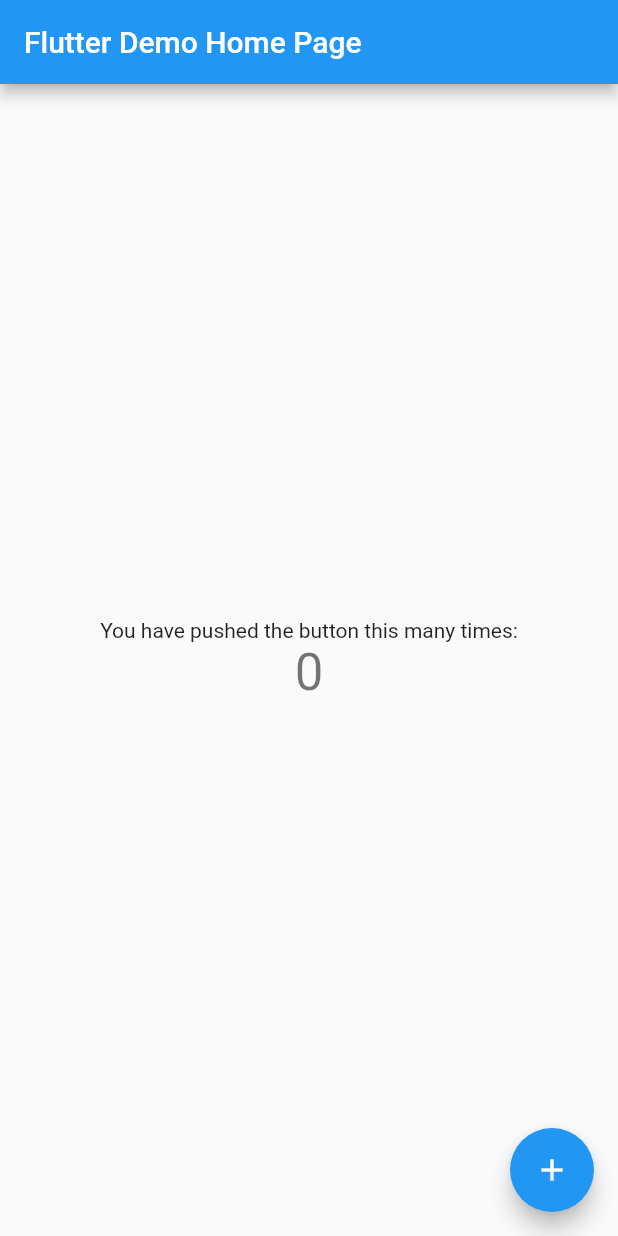
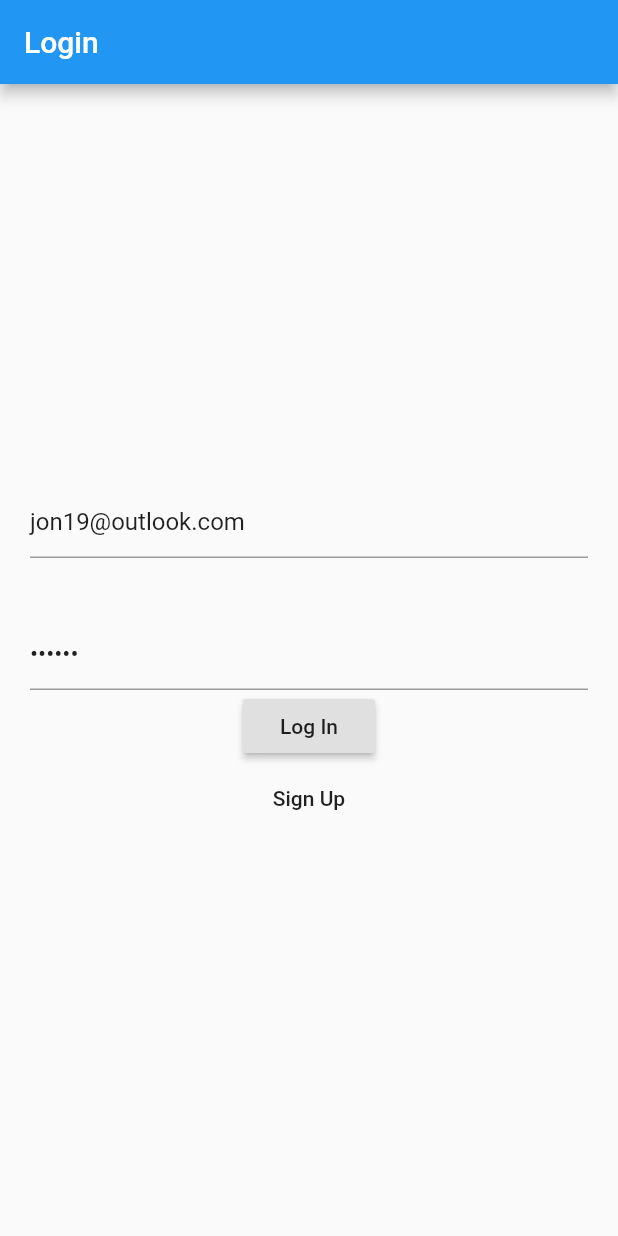
Before and after one commit to jonthn90/flutter_blueprint, a Flutter app: the screen it shows after launch, on a phone screen of 412 x 824 dp. Run offline on Flutter 3.47's test engine with Material 2 defaults, Android fonts, the phone set to English and light mode, and no system bars; our stand-ins replace firebase_auth, firebase_core, get; accounts and stored records are empty.

Commit message:
Firebase Auth https://www.youtube.com/watch?v=-H-T_BSgfOE

```diff
--- /dev/null
+++ b/lib/controllers/bindings/authBinding.dart
@@ -0,0 +1,9 @@
+import 'package:flutter_blueprint/controllers/authController.dart';
+import 'package:get/get.dart';
+
+class AuthBinding extends Bindings {
+  @override
+  void dependencies() {
+    Get.lazyPut<AuthController>(() => AuthController());
+  }
+}
--- a/lib/main.dart
+++ b/lib/main.dart
@@ -1,5 +1,8 @@
+import 'package:firebase_core/firebase_core.dart';
 import 'package:flutter/material.dart';
-import 'package:firebase_core/firebase_core.dart';
+import 'package:flutter_blueprint/controllers/bindings/authBinding.dart';
+import 'package:flutter_blueprint/utils/root.dart';
+import 'package:get/get.dart';
 
 Future<void> main() async {
   WidgetsFlutterBinding.ensureInitialized();
@@ -8,109 +11,12 @@ Future<void> main() async {
 }
 
 class MyApp extends StatelessWidget {
-  // This widget is the root of your application.
   @override
   Widget build(BuildContext context) {
-    return MaterialApp(
-      title: 'Flutter Demo',
-      theme: ThemeData(
-        // This is the theme of your application.
-        //
-        // Try running your application with "flutter run". You'll see the
-        // application has a blue toolbar. Then, without quitting the app, try
-        // changing the primarySwatch below to Colors.green and then invoke
-        // "hot reload" (press "r" in the console where you ran "flutter run",
-        // or simply save your changes to "hot reload" in a Flutter IDE).
-        // Notice that the counter didn't reset back to zero; the application
-        // is not restarted.
-        primarySwatch: Colors.blue,
-      ),
-      home: MyHomePage(title: 'Flutter Demo Home Page'),
+    return GetMaterialApp(
+      debugShowCheckedModeBanner: false,
+      initialBinding: AuthBinding(),
+      home: Root(),
     );
   }
 }
-
-class MyHomePage extends StatefulWidget {
-  MyHomePage({Key key, this.title}) : super(key: key);
-
-  // This widget is the home page of your application. It is stateful, meaning
-  // that it has a State object (defined below) that contains fields that affect
-  // how it looks.
-
-  // This class is the configuration for the state. It holds the values (in this
-  // case the title) provided by the parent (in this case the App widget) and
-  // used by the build method of the State. Fields in a Widget subclass are
-  // always marked "final".
-
-  final String title;
-
-  @override
-  _MyHomePageState createState() => _MyHomePageState();
-}
-
-class _MyHomePageState extends State<MyHomePage> {
-  int _counter = 0;
-
-  void _incrementCounter() {
-    setState(() {
-      // This call to setState tells the Flutter framework that something has
-      // changed in this State, which causes it to rerun the build method below
-      // so that the display can reflect the updated values. If we changed
-      // _counter without calling setState(), then the build method would not be
-      // called again, and so nothing would appear to happen.
-      _counter++;
-    });
-  }
-
-  @override
-  Widget build(BuildContext context) {
-    // This method is rerun every time setState is called, for instance as done
-    // by the _incrementCounter method above.
-    //
-    // The Flutter framework has been optimized to make rerunning build methods
-    // fast, so that you can just rebuild anything that needs updating rather
-    // than having to individually change instances of widgets.
-    return Scaffold(
-      appBar: AppBar(
-        // Here we take the value from the MyHomePage object that was created by
-        // the App.build method, and use it to set our appbar title.
-        title: Text(widget.title),
-      ),
-      body: Center(
-        // Center is a layout widget. It takes a single child and positions it
-        // in the middle of the parent.
-        child: Column(
-          // Column is also a layout widget. It takes a list of children and
-          // arranges them vertically. By default, it sizes itself to fit its
-          // children horizontally, and tries to be as tall as its parent.
-          //
-          // Invoke "debug painting" (press "p" in the console, choose the
-          // "Toggle Debug Paint" action from the Flutter Inspector in Android
-          // Studio, or the "Toggle Debug Paint" command in Visual Studio Code)
-          // to see the wireframe for each widget.
-          //
-          // Column has various properties to control how it sizes itself and
-          // how it positions its children. Here we use mainAxisAlignment to
-          // center the children vertically; the main axis here is the vertical
-          // axis because Columns are vertical (the cross axis would be
-          // horizontal).
-          mainAxisAlignment: MainAxisAlignment.center,
-          children: <Widget>[
-            Text(
-              'You have pushed the button this many times:',
-            ),
-            Text(
-              '$_counter',
-              style: Theme.of(context).textTheme.headline4,
-            ),
-          ],
-        ),
-      ),
-      floatingActionButton: FloatingActionButton(
-        onPressed: _incrementCounter,
-        tooltip: 'Increment',
-        child: Icon(Icons.add),
-      ), // This trailing comma makes auto-formatting nicer for build methods.
-    );
-  }
-}
--- /dev/null
+++ b/lib/screens/login.dart
@@ -0,0 +1,53 @@
+import 'package:flutter/material.dart';
+import 'package:flutter_blueprint/controllers/authController.dart';
+import 'package:flutter_blueprint/screens/signup.dart';
+import 'package:get/get.dart';
+
+class Login extends GetWidget<AuthController> {
+  final TextEditingController emailController = TextEditingController();
+  final TextEditingController passwordController = TextEditingController();
+
+  @override
+  Widget build(BuildContext context) {
+    return Scaffold(
+      appBar: AppBar(
+        title: Text("Login"),
+      ),
+      body: Center(
+        child: Padding(
+          padding: const EdgeInsets.all(20.0),
+          child: Column(
+            mainAxisAlignment: MainAxisAlignment.center,
+            children: <Widget>[
+              TextFormField(
+                decoration: InputDecoration(hintText: "Email"),
+                controller: emailController..text = "jon19@outlook.com",
+              ),
+              SizedBox(
+                height: 40,
+              ),
+              TextFormField(
+                decoration: InputDecoration(hintText: "Password"),
+                controller: passwordController..text = "123456",
+                obscureText: true,
+              ),
+              RaisedButton(
+                child: Text("Log In"),
+                onPressed: () {
+                  controller.login(
+                      emailController.text, passwordController.text);
+                },
+              ),
+              FlatButton(
+                child: Text("Sign Up"),
+                onPressed: () {
+                  Get.to(SignUp());
+                },
+              )
+            ],
+          ),
+        ),
+      ),
+    );
+  }
+}
--- /dev/null
+++ b/lib/utils/root.dart
@@ -0,0 +1,17 @@
+import 'package:flutter/material.dart';
+import 'package:flutter_blueprint/controllers/authController.dart';
+import 'package:flutter_blueprint/screens/home.dart';
+import 'package:flutter_blueprint/screens/login.dart';
+import 'package:get/get.dart';
+
+class Root extends GetWidget<AuthController> {
+  @override
+  Widget build(BuildContext context) {
+    return Obx(
+      () {
+        debugPrint("UID - ${controller.user?.uid}");
+        return (controller.user?.uid != null) ? Home() : Login();
+      },
+    );
+  }
+}
```
Also changed, not shown: lib/controllers/authController.dart (added, +68 -0 lines), lib/screens/home.dart (added, +22 -0 lines), lib/screens/signup.dart (added, +54 -0 lines).
